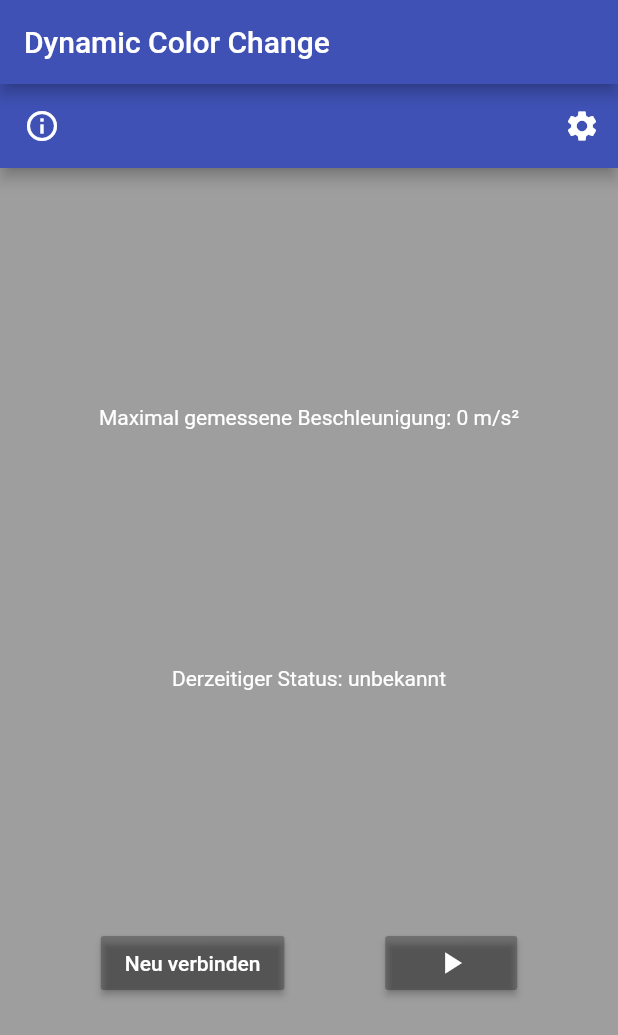
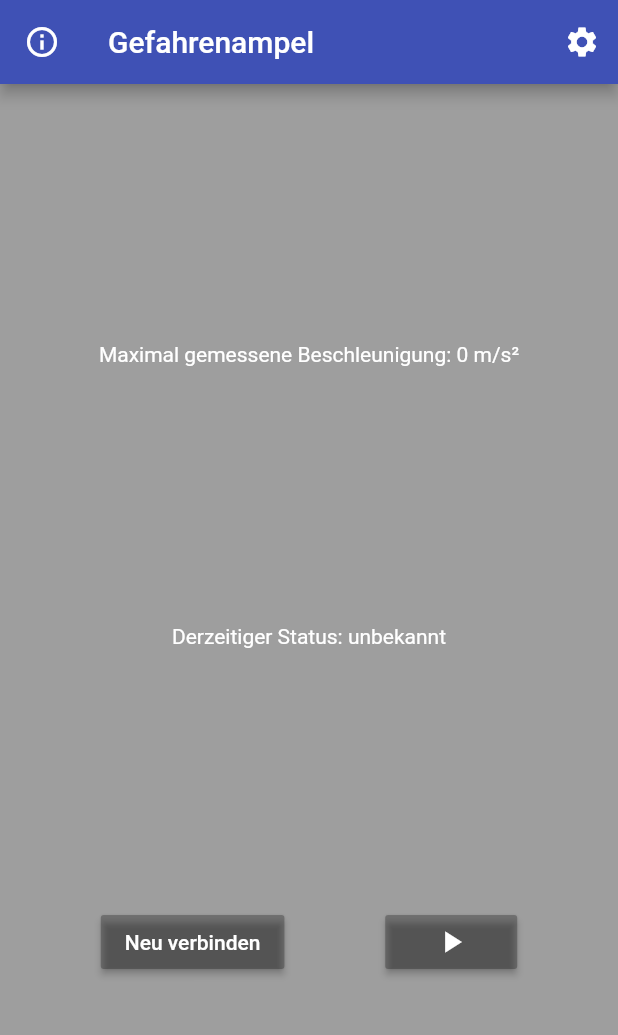
Before and after one commit to KorbinianRudolf/head_acceleration, a Flutter app: the screen it shows after launch, on a phone screen of 412 x 824 dp. Shown: the top 1035 px of the screen. Run offline on Flutter 3.47's test engine with Material 2 defaults, Android fonts, the phone set to English and light mode, and no system bars; our stand-ins replace flutter_blue, shared_preferences; missing offline and left inert: esense_flutter.

Commit message:
Mainpage design made slicker

```diff
--- a/lib/main.dart
+++ b/lib/main.dart
@@ -9,30 +9,10 @@ class MyApp extends StatelessWidget {
   Widget build(BuildContext context) {
     return MaterialApp(
       title: 'Flutter Demo',
-      home: MyHomePage(title: 'Dynamic Color Change'),
+      home: MainPage(),
       theme: new ThemeData(
         primarySwatch: Colors.indigo,
       ),
     );
   }
 }
-
-class MyHomePage extends StatefulWidget {
-  MyHomePage({Key key, this.title}) : super(key: key);
-  final String title;
-
-  @override
-  _MyHomePageState createState() => _MyHomePageState();
-}
-
-class _MyHomePageState extends State<MyHomePage> {
-  @override
-  Widget build(BuildContext context) {
-    return new Scaffold(
-      appBar: AppBar(
-        title: Text(widget.title),
-      ),
-      body: MainPage(),
-    );
-  }
-}
--- a/lib/mainPage.dart
+++ b/lib/mainPage.dart
@@ -218,6 +218,7 @@ class _PageState extends State<MainPage> {
     return new Scaffold(
         backgroundColor: curCo,
         appBar: AppBar(
+          title: new Text("Gefahrenampel"),
           automaticallyImplyLeading: true,
           leading: new IconButton(
             icon: Icon(Icons.info_outline),
```
